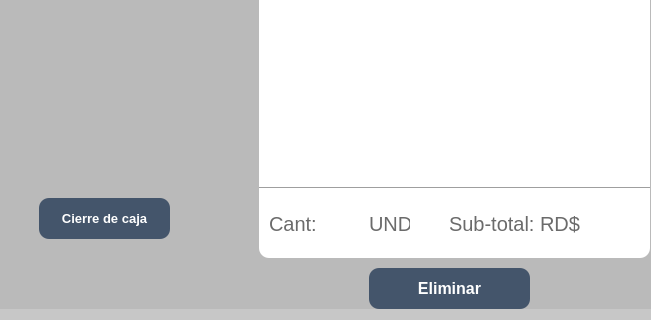
The window that ui/Facturar.ui (Moises024/sistema_de_caja) describes before a commit, drawn with Qt 5; both pictures show x 0 to 651 and y 241 to 561 of the 1131 by 561 pixel window.
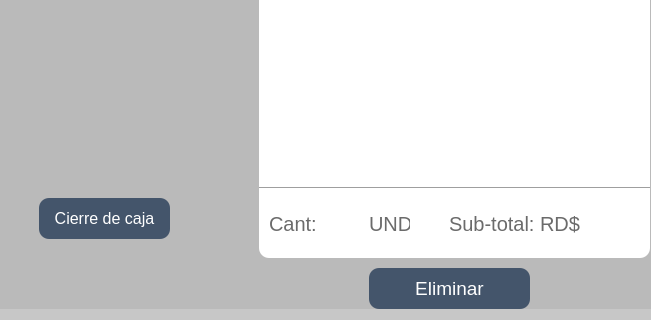
The same window after the commit. Icons and pictures are not drawn.

The edit to the form file:
```diff
--- a/ui/Facturar.ui
+++ b/ui/Facturar.ui
@@ -701,9 +701,9 @@
     </property>
     <property name="font">
      <font>
-      <pointsize>12</pointsize>
-      <weight>75</weight>
-      <bold>true</bold>
+      <pointsize>14</pointsize>
+      <weight>50</weight>
+      <bold>false</bold>
      </font>
     </property>
     <property name="styleSheet">
@@ -737,9 +737,9 @@
     </property>
     <property name="font">
      <font>
-      <pointsize>10</pointsize>
-      <weight>75</weight>
-      <bold>true</bold>
+      <pointsize>12</pointsize>
+      <weight>50</weight>
+      <bold>false</bold>
      </font>
     </property>
     <property name="styleSheet">
```
